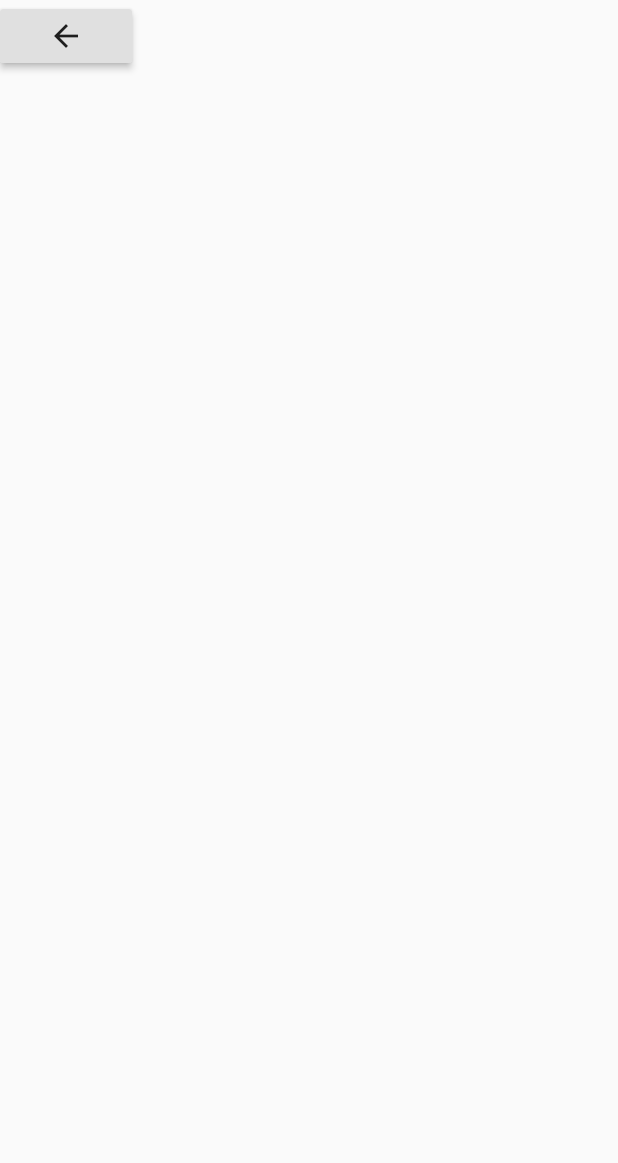
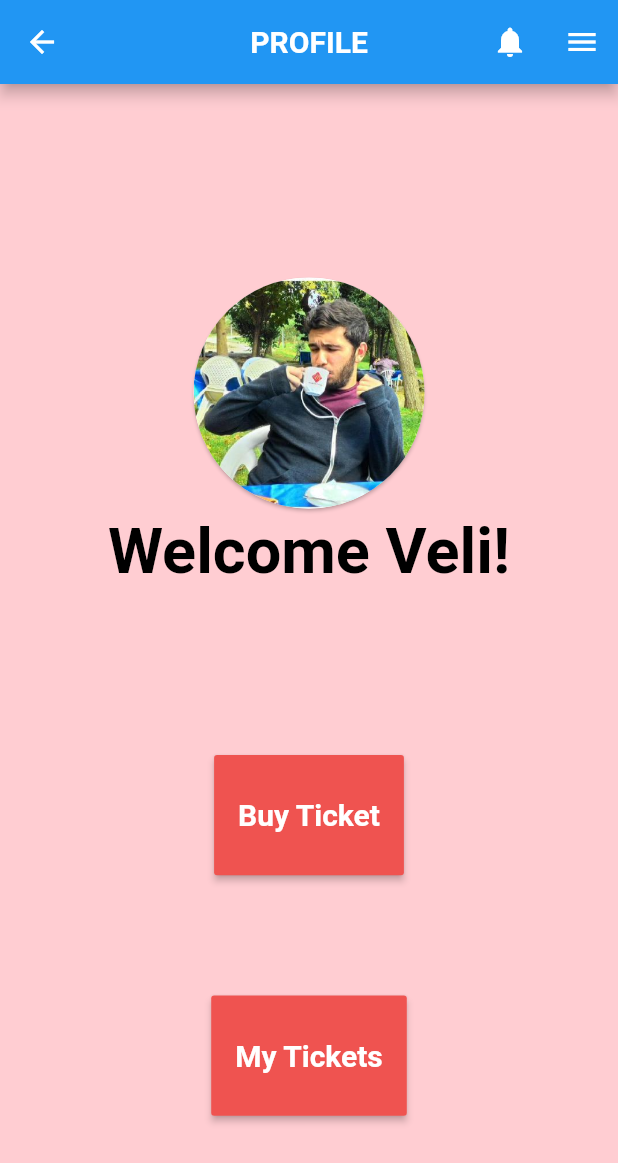
Before and after one commit to VBT-Intership/ErtugrulOzvardar-FasticketHttp, a Flutter app: the ProfilePage screen opened directly, on a phone screen of 412 x 824 dp. Shown: the top 1163 px of the screen. Run offline on Flutter 3.47's test engine with Material 2 defaults, Android fonts, the phone set to English and light mode, and no system bars.

Commit message:
Profile page finished.

```diff
--- a/fasticket/lib/view/profile.dart
+++ b/fasticket/lib/view/profile.dart
@@ -10,9 +10,55 @@ class _ProfilePageState extends State<ProfilePage> {
   @override
   Widget build(BuildContext context) {
     return Scaffold(
-      body: RaisedButton(child: Icon(Icons.arrow_back),onPressed: () {
-         Navigator.pop(context);
-      },)
+      backgroundColor: Colors.red[100],
+      appBar: buildProfileAppBar(),
+      body: buildColumn()
+      );
+  }
+
+  Column buildColumn() {
+    return Column(
+      children:[
+      Padding(
+        padding: const EdgeInsets.only(top:125.0, right:125.0, left:125.0),
+        child: Expanded(flex:2,child: buildCard()),
+      ),
+      Expanded(flex:1, child: buildWelcomeText()),
+      Spacer(flex:1),
+      Expanded(flex:1, child: buildBuyTicketButton()),
+      Spacer(flex:1),
+      Expanded(flex:1, child: buildMyTicketsButton()),
+      Spacer()
+],
+
     );
   }
+
+  RaisedButton buildMyTicketsButton() => RaisedButton(child: buildMyTicketsText(),color: Colors.red[400], splashColor: Colors.blueAccent[300],onPressed: () {},);
+
+  RaisedButton buildBuyTicketButton() => RaisedButton(child: buildBuyTicketText(),color: Colors.red[400], splashColor: Colors.blueAccent[300],onPressed: () {},);
+
+  Text buildMyTicketsText() => const Text("My Tickets", style: TextStyle(color: Colors.white, fontWeight: FontWeight.bold, fontSize: 20),);
+
+  Text buildBuyTicketText() => const Text("Buy Ticket", style: TextStyle(color: Colors.white, fontWeight: FontWeight.bold, fontSize: 20),);
+
+  Text buildWelcomeText() => Text("Welcome Veli!", softWrap: true, style: TextStyle(color: Colors.black, fontWeight: FontWeight.bold,fontSize: 42),);
+
+  Card buildCard() => Card(shape: RoundedRectangleBorder(borderRadius: BorderRadius.circular(250.0)),child: ClipRRect(borderRadius:BorderRadius.circular(500.0), child: buildProfileImage()));
+
+  Image buildProfileImage() => Image(image: AssetImage("assets/vb.jpg"));
+
+  AppBar buildProfileAppBar() {
+    return AppBar(actions: <Widget>[
+      buildAppBarNotifications(),
+      buildAppBarMenu()
+    ], title: buildAppBarText(), centerTitle: true,
+    backgroundColor: Colors.blue[550],);
+  }
+
+  IconButton buildAppBarNotifications() => IconButton(icon: Icon(Icons.notifications), onPressed: () {},);
+  IconButton buildAppBarMenu() => IconButton(icon: Icon(Icons.menu), onPressed: () {},);
+  Text buildAppBarText() => Text("PROFILE", style: TextStyle(fontWeight: FontWeight.bold),);
+
+
 }
```
Also changed, not shown: fasticket/assets/vb.jpg (added).
